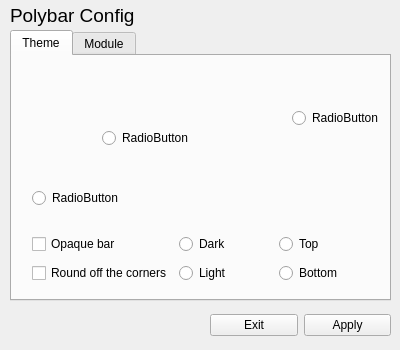
This is mainwindow.ui in FascodeNet/alterlinux-i3-manager as Qt 5 draws it before an edit. The edited form follows.
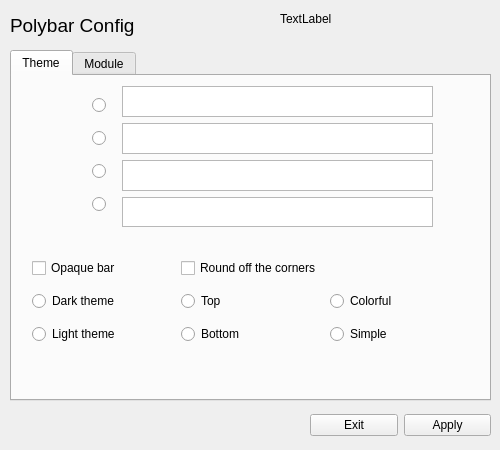
This is the edited form.

Diff of the .ui file:
```diff
--- a/mainwindow.ui
+++ b/mainwindow.ui
@@ -6,20 +6,20 @@
    <rect>
     <x>0</x>
     <y>0</y>
-    <width>400</width>
-    <height>350</height>
+    <width>500</width>
+    <height>450</height>
    </rect>
   </property>
   <property name="minimumSize">
    <size>
-    <width>400</width>
-    <height>350</height>
+    <width>500</width>
+    <height>450</height>
    </size>
   </property>
   <property name="maximumSize">
    <size>
-    <width>400</width>
-    <height>350</height>
+    <width>500</width>
+    <height>450</height>
    </size>
   </property>
   <property name="windowTitle">
@@ -28,21 +28,21 @@
   <widget class="QWidget" name="centralwidget">
    <property name="minimumSize">
     <size>
-     <width>400</width>
-     <height>350</height>
+     <width>500</width>
+     <height>450</height>
     </size>
    </property>
    <property name="maximumSize">
     <size>
-     <width>400</width>
-     <height>350</height>
+     <width>500</width>
+     <height>450</height>
     </size>
    </property>
    <widget class="QLabel" name="label">
     <property name="geometry">
      <rect>
       <x>10</x>
-      <y>0</y>
+      <y>10</y>
       <width>141</width>
       <height>31</height>
      </rect>
@@ -60,9 +60,9 @@
     <property name="geometry">
      <rect>
       <x>10</x>
-      <y>30</y>
-      <width>381</width>
-      <height>271</height>
+      <y>50</y>
+      <width>481</width>
+      <height>351</height>
      </rect>
     </property>
     <property name="currentIndex">
@@ -77,94 +77,139 @@
        <rect>
         <x>20</x>
         <y>175</y>
-        <width>341</width>
-        <height>56</height>
+        <width>441</width>
+        <height>101</height>
        </rect>
       </property>
-      <layout class="QGridLayout" name="gridLayout">
-       <item row="2" column="2">
-        <widget class="QRadioButton" name="radioButton_4">
+      <layout class="QGridLayout" name="setting">
+       <item row="0" column="1">
+        <widget class="QCheckBox" name="opaqueBar">
+         <property name="text">
+          <string>Opaque bar</string>
+         </property>
+        </widget>
+       </item>
+       <item row="3" column="2">
+        <widget class="QRadioButton" name="bar_bottom">
          <property name="text">
           <string>Bottom</string>
          </property>
         </widget>
        </item>
-       <item row="0" column="2">
-        <widget class="QRadioButton" name="radioButton_3">
+       <item row="1" column="2">
+        <widget class="QRadioButton" name="bar_top">
          <property name="text">
           <string>Top</string>
          </property>
         </widget>
        </item>
-       <item row="2" column="1">
-        <widget class="QRadioButton" name="radioButton_2">
+       <item row="0" column="2">
+        <widget class="QCheckBox" name="roundOff">
          <property name="text">
-          <string>Light</string>
+          <string>Round off the corners</string>
          </property>
         </widget>
        </item>
+       <item row="3" column="1">
+        <widget class="QRadioButton" name="theme_light">
+         <property name="text">
+          <string>Light theme</string>
+         </property>
+         <attribute name="buttonGroup">
+          <string notr="true">theme</string>
+         </attribute>
+        </widget>
+       </item>
+       <item row="1" column="1">
+        <widget class="QRadioButton" name="theme_dark">
+         <property name="text">
+          <string>Dark theme</string>
+         </property>
+         <attribute name="buttonGroup">
+          <string notr="true">theme</string>
+         </attribute>
+        </widget>
+       </item>
+       <item row="1" column="3">
+        <widget class="QRadioButton" name="colorful">
+         <property name="text">
+          <string>Colorful</string>
+         </property>
+        </widget>
+       </item>
+       <item row="3" column="3">
+        <widget class="QRadioButton" name="simple">
+         <property name="text">
+          <string>Simple</string>
+         </property>
+        </widget>
+       </item>
+      </layout>
+     </widget>
+     <widget class="QWidget" name="gridLayoutWidget_2">
+      <property name="geometry">
+       <rect>
+        <x>110</x>
+        <y>10</y>
+        <width>311</width>
+        <height>141</height>
+       </rect>
+      </property>
+      <layout class="QGridLayout" name="preview">
        <item row="0" column="0">
-        <widget class="QCheckBox" name="checkBox">
-         <property name="text">
-          <string>Opaque bar</string>
-         </property>
-        </widget>
+        <widget class="QGraphicsView" name="graphicsView"/>
        </item>
        <item row="2" column="0">
-        <widget class="QCheckBox" name="checkBox_2">
+        <widget class="QGraphicsView" name="graphicsView_3"/>
+       </item>
+       <item row="3" column="0">
+        <widget class="QGraphicsView" name="graphicsView_2"/>
+       </item>
+       <item row="1" column="0">
+        <widget class="QGraphicsView" name="graphicsView_4"/>
+       </item>
+      </layout>
+     </widget>
+     <widget class="QWidget" name="verticalLayoutWidget">
+      <property name="geometry">
+       <rect>
+        <x>80</x>
+        <y>10</y>
+        <width>31</width>
+        <height>141</height>
+       </rect>
+      </property>
+      <layout class="QVBoxLayout" name="verticalLayout">
+       <item>
+        <widget class="QRadioButton" name="radioButton_2">
          <property name="text">
-          <string>Round off the corners</string>
+          <string/>
          </property>
         </widget>
        </item>
-       <item row="0" column="1">
+       <item>
+        <widget class="QRadioButton" name="radioButton_4">
+         <property name="text">
+          <string/>
+         </property>
+        </widget>
+       </item>
+       <item>
+        <widget class="QRadioButton" name="radioButton_3">
+         <property name="text">
+          <string/>
+         </property>
+        </widget>
+       </item>
+       <item>
         <widget class="QRadioButton" name="radioButton">
          <property name="text">
-          <string>Dark</string>
+          <string/>
          </property>
         </widget>
        </item>
       </layout>
      </widget>
-     <widget class="QRadioButton" name="radioButton_5">
-      <property name="geometry">
-       <rect>
-        <x>90</x>
-        <y>70</y>
-        <width>102</width>
-        <height>24</height>
-       </rect>
-      </property>
-      <property name="text">
-       <string>RadioButton</string>
-      </property>
-     </widget>
-     <widget class="QRadioButton" name="radioButton_6">
-      <property name="geometry">
-       <rect>
-        <x>20</x>
-        <y>130</y>
-        <width>102</width>
-        <height>24</height>
-       </rect>
-      </property>
-      <property name="text">
-       <string>RadioButton</string>
-      </property>
-     </widget>
-     <widget class="QRadioButton" name="radioButton_7">
-      <property name="geometry">
-       <rect>
-        <x>280</x>
-        <y>50</y>
-        <width>102</width>
-        <height>24</height>
-       </rect>
-      </property>
-      <property name="text">
-       <string>RadioButton</string>
-      </property>
-     </widget>
     </widget>
     <widget class="QWidget" name="module">
      <attribute name="title">
@@ -193,8 +238,8 @@
    <widget class="QWidget" name="horizontalLayoutWidget">
     <property name="geometry">
      <rect>
-      <x>210</x>
-      <y>310</y>
+      <x>310</x>
+      <y>410</y>
       <width>181</width>
       <height>31</height>
      </rect>
@@ -216,6 +261,19 @@
      </item>
     </layout>
    </widget>
+   <widget class="QLabel" name="IMAGE">
+    <property name="geometry">
+     <rect>
+      <x>280</x>
+      <y>10</y>
+      <width>58</width>
+      <height>18</height>
+     </rect>
+    </property>
+    <property name="text">
+     <string>TextLabel</string>
+    </property>
+   </widget>
   </widget>
  </widget>
  <resources/>
```
Left out of the diff: 14 changed lines with no effect on the pictures.
